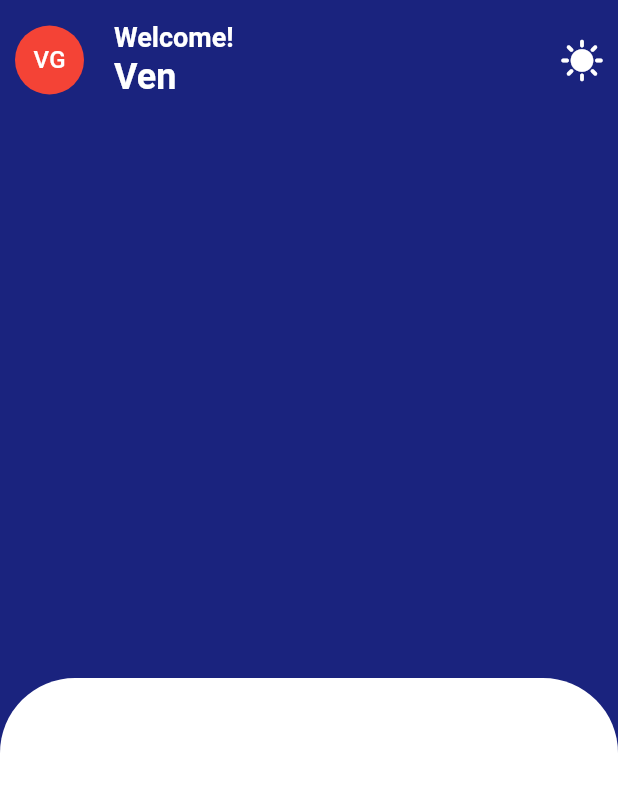
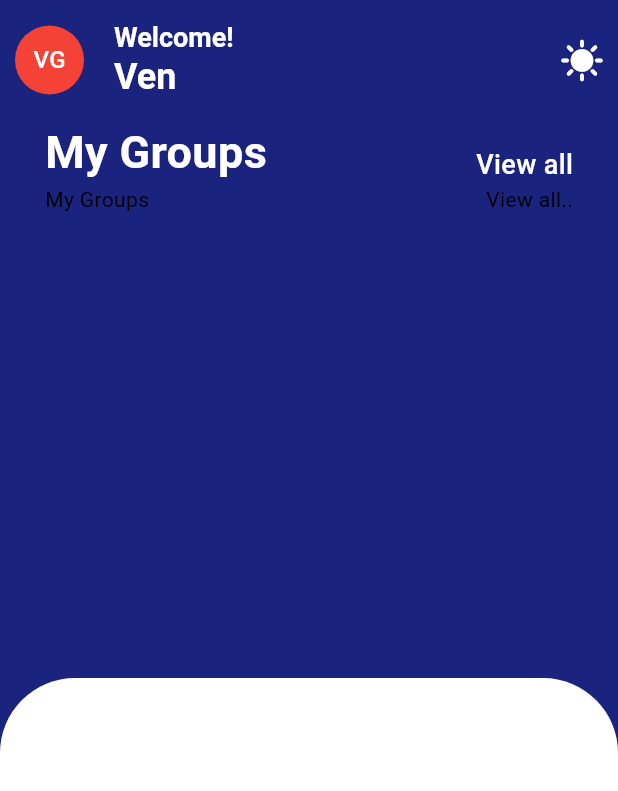
Before and after one commit to Gepeet/todo-week1, a Flutter app: the screen it shows after launch, on a phone screen of 412 x 824 dp. Shown: the top 791 px of the screen. Run offline on Flutter 3.47's test engine with Material 3 defaults, Android fonts, the phone set to English and light mode, and no system bars.

Commit message:
added label

```diff
--- a/lib/main.dart
+++ b/lib/main.dart
@@ -92,9 +92,46 @@
                      Expanded(
                         child:
                             Container(
+                              padding: const EdgeInsets.only(left:30,right:30),
                               decoration:BoxDecoration(
                                  color:Theme.of(context).colorScheme.primary,
-                              )
+                              ),
+                              child:
+                              Column(
+                              children:[
+                                 Row(
+                                    crossAxisAlignment: CrossAxisAlignment.end,
+                                    mainAxisAlignment: MainAxisAlignment.spaceBetween,
+                                    children:[
+                                       Text(
+                                          'My Groups',
+                                          style:TextStyle(
+                                             color: Theme.of(context).colorScheme.secondary,
+                                             fontSize: 30,
+                                             fontWeight: FontWeight.w600,
+                                          )
+
+                                       ),
+                                       Text(
+                                          'View all',
+                                          style:TextStyle(
+                                             color: Theme.of(context).colorScheme.secondary,
+                                             fontSize: 18,
+                                             fontWeight:FontWeight.w500
+                                          )
+                                       )
+                                    ]
+                                 ),
+                                  const Row(
+                                    mainAxisAlignment: MainAxisAlignment.spaceBetween,
+                                    children:[
+                                       Text('My Groups'),
+                                       Text('View all..')
+                                    ]
+                                 )
+                              ]
+                           )
+
                         )
                      ),
                      Expanded(
```
